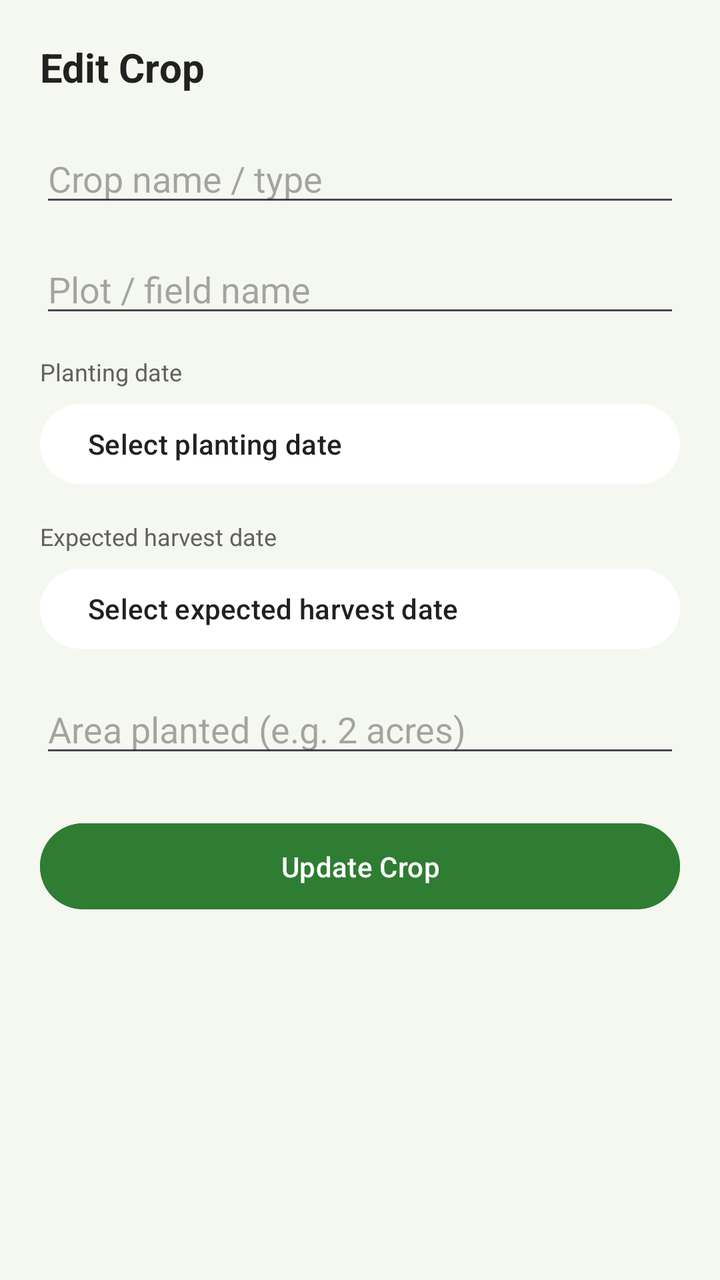
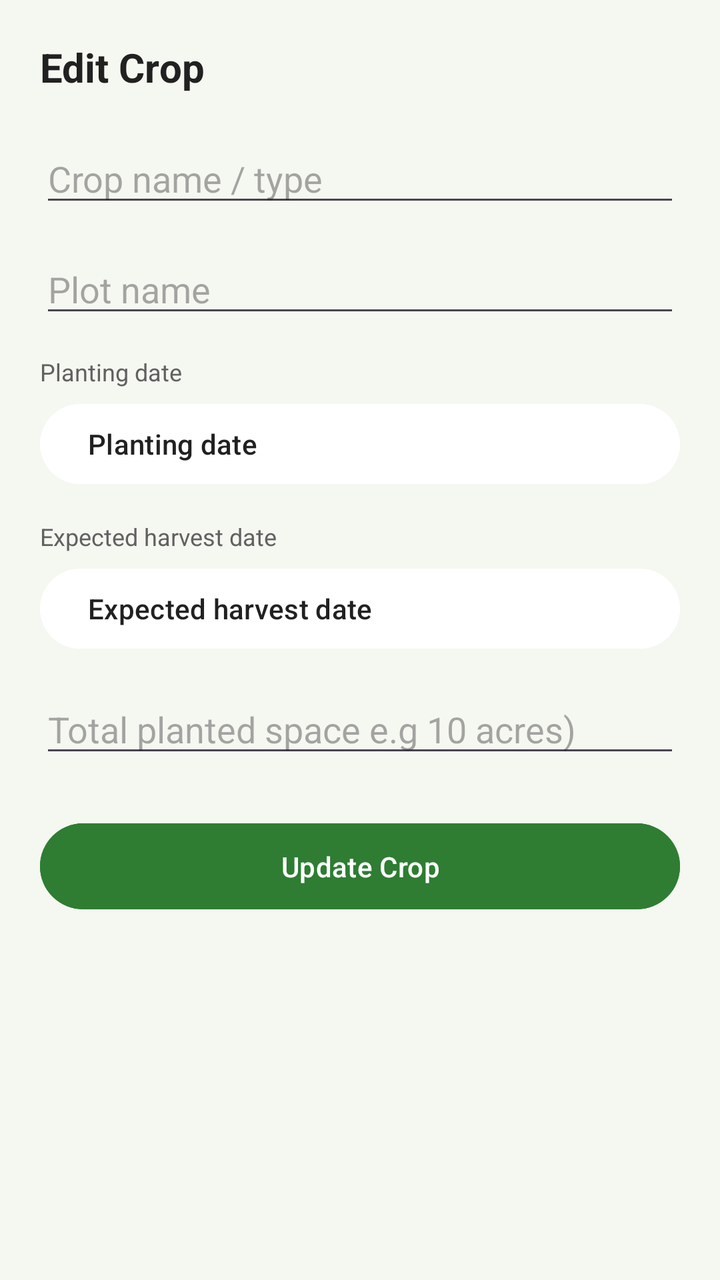

Screens rendered from an Android XML layout before and after an edit, with the pre-edit source and the edit as a unified diff.
<!-- AndroidManifest.xml: application theme Theme.CropManagementApp -->
<!-- res/layout/activity_edit_crop.xml -->
<?xml version="1.0" encoding="utf-8"?>
<ScrollView xmlns:android="http://schemas.android.com/apk/res/android"
    android:layout_width="match_parent"
    android:layout_height="match_parent"
    android:background="@color/background_light"
    android:fillViewport="true">

    <LinearLayout
        android:layout_width="match_parent"
        android:layout_height="wrap_content"
        android:orientation="vertical"
        android:padding="20dp">

        <TextView
            android:layout_width="wrap_content"
            android:layout_height="wrap_content"
            android:text="Edit Crop"
            android:textColor="@color/text_primary"
            android:textSize="20sp"
            android:textStyle="bold" />

        <EditText
            android:id="@+id/etCropName"
            android:layout_width="match_parent"
            android:layout_height="wrap_content"
            android:layout_marginTop="20dp"
            android:hint="Crop name / type"
            android:inputType="textCapWords" />

        <EditText
            android:id="@+id/etPlotName"
            android:layout_width="match_parent"
            android:layout_height="wrap_content"
            android:layout_marginTop="14dp"
            android:hint="Plot / field name"
            android:inputType="textCapWords" />

        <TextView
            android:layout_width="wrap_content"
            android:layout_height="wrap_content"
            android:layout_marginTop="14dp"
            android:text="Planting date"
            android:textColor="@color/text_secondary"
            android:textSize="12sp" />

        <Button
            android:id="@+id/btnPlantingDate"
            android:layout_width="match_parent"
            android:layout_height="wrap_content"
            android:layout_marginTop="4dp"
            android:backgroundTint="@color/card_white"
            android:gravity="start|center_vertical"
            android:text="Select planting date"
            android:textColor="@color/text_primary" />

        <TextView
            android:layout_width="wrap_content"
            android:layout_height="wrap_content"
            android:layout_marginTop="14dp"
            android:text="Expected harvest date"
            android:textColor="@color/text_secondary"
            android:textSize="12sp" />

        <Button
            android:id="@+id/btnHarvestDate"
            android:layout_width="match_parent"
            android:layout_height="wrap_content"
            android:layout_marginTop="4dp"
            android:backgroundTint="@color/card_white"
            android:gravity="start|center_vertical"
            android:text="Select expected harvest date"
            android:textColor="@color/text_primary" />

        <EditText
            android:id="@+id/etAreaPlanted"
            android:layout_width="match_parent"
            android:layout_height="wrap_content"
            android:layout_marginTop="14dp"
            android:hint="Area planted (e.g. 2 acres)"
            android:inputType="text" />

        <Button
            android:id="@+id/btnUpdateCrop"
            android:layout_width="match_parent"
            android:layout_height="wrap_content"
            android:layout_marginTop="24dp"
            android:backgroundTint="@color/green_primary"
            android:padding="12dp"
            android:text="Update Crop"
            android:textColor="@color/white" />

    </LinearLayout>
</ScrollView>
<!-- resources referenced by this layout -->
<resources>
  <color name="background_light">#F5F7F1</color>
  <color name="card_white">#FFFFFF</color>
  <color name="green_primary">#2E7D32</color>
  <color name="text_primary">#212121</color>
  <color name="text_secondary">#616161</color>
  <color name="white">#FFFFFF</color>
  <style name="Theme.CropManagementApp" parent="Base.Theme.CropManagementApp" />
  <style name="Base.Theme.CropManagementApp" parent="Theme.Material3.DayNight.NoActionBar">
          
          
      </style>
</resources>

<!-- the commit's change to res/layout/activity_edit_crop.xml (unified diff, before → after) -->
@@ -32,7 +32,7 @@
             android:layout_width="match_parent"
             android:layout_height="wrap_content"
             android:layout_marginTop="14dp"
-            android:hint="Plot / field name"
+            android:hint="Plot name"
             android:inputType="textCapWords" />
 
         <TextView
@@ -50,7 +50,7 @@
             android:layout_marginTop="4dp"
             android:backgroundTint="@color/card_white"
             android:gravity="start|center_vertical"
-            android:text="Select planting date"
+            android:text="Planting date"
             android:textColor="@color/text_primary" />
 
         <TextView
@@ -68,7 +68,7 @@
             android:layout_marginTop="4dp"
             android:backgroundTint="@color/card_white"
             android:gravity="start|center_vertical"
-            android:text="Select expected harvest date"
+            android:text="Expected harvest date"
             android:textColor="@color/text_primary" />
 
         <EditText
@@ -76,7 +76,7 @@
             android:layout_width="match_parent"
             android:layout_height="wrap_content"
             android:layout_marginTop="14dp"
-            android:hint="Area planted (e.g. 2 acres)"
+            android:hint="Total planted space e.g 10 acres)"
             android:inputType="text" />
 
         <Button
